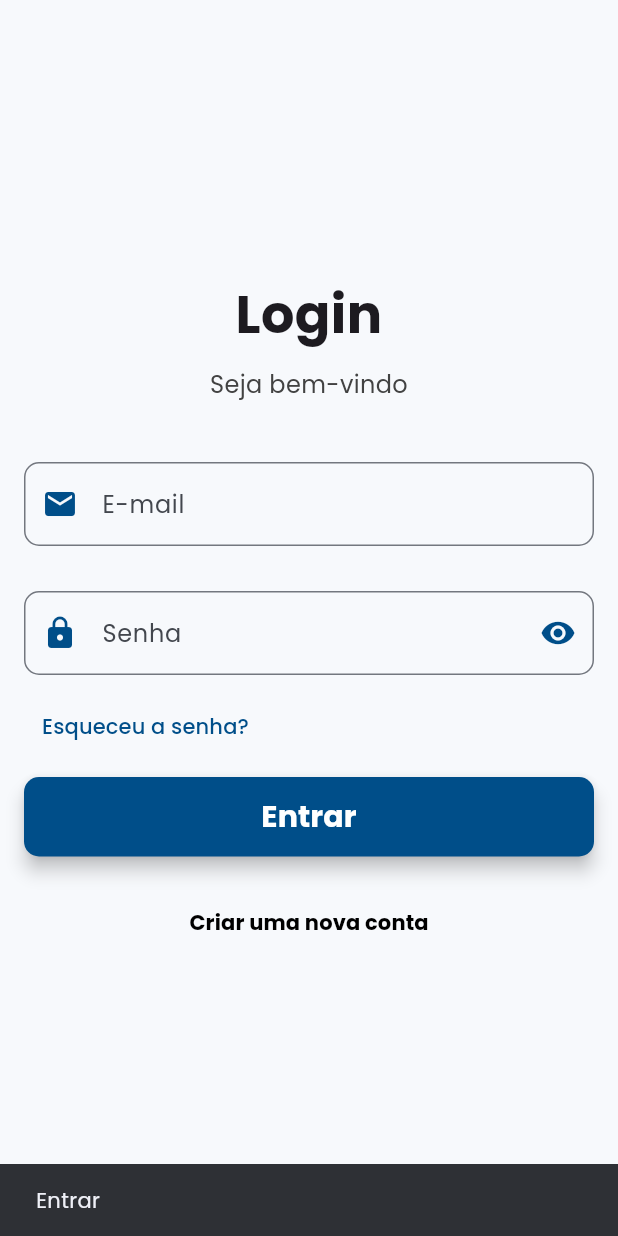
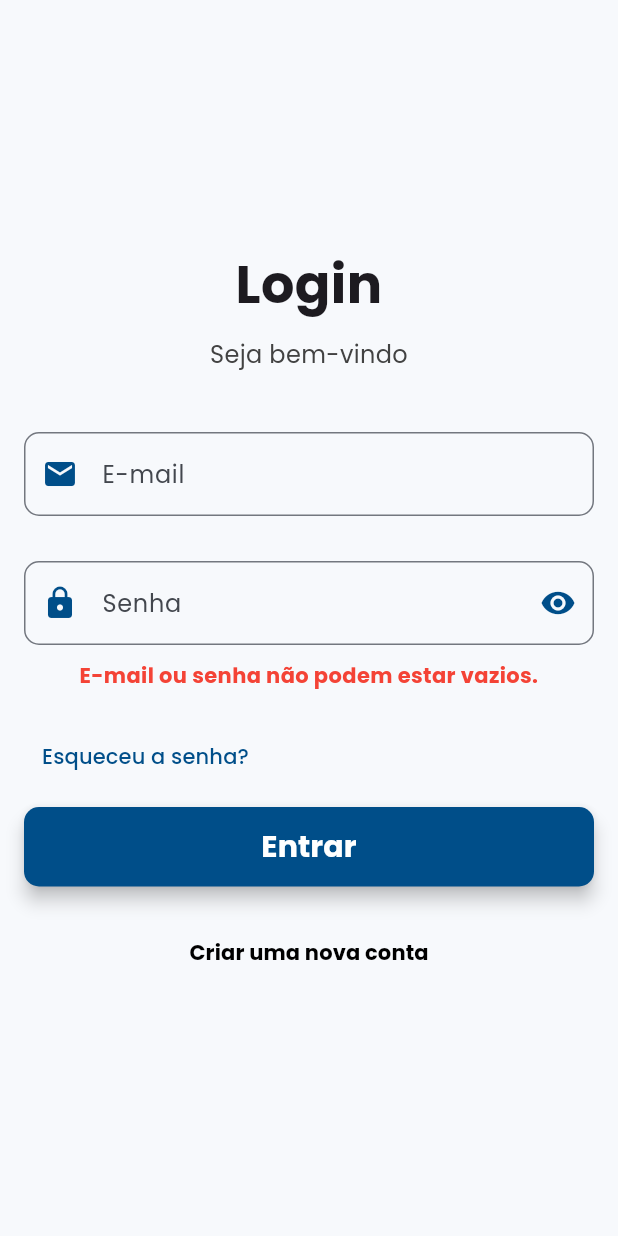
Before and after one commit to DaniellyBenicio/chat_comunicacao_proximidade, a Flutter app: the Register screen opened directly, after a tap on "Já tenho uma conta", after a tap on "Entrar", on a phone screen of 412 x 824 dp. Run offline on Flutter 3.47's test engine with Material 3 defaults, Android fonts, the phone set to English and light mode, and no system bars; our stand-ins replace flutter_blue_plus, google_fonts, logger, permission_handler, shared_preferences, sqflite and 1 more; accounts and stored records are empty.

Commit message:
função login

```diff
--- a/lib/controllers/auth_controller.dart
+++ b/lib/controllers/auth_controller.dart
@@ -4,6 +4,36 @@ import 'dart:developer';
 
 class AuthController {
   final UserController _userController = UserController();
+
+
+  // Login
+  Future<Map<String, dynamic>> loginUser({
+    required String email,
+    required String password,
+  }) async {
+    if (email.isEmpty || password.isEmpty) {
+      return {'success': false, 'message': 'E-mail ou senha não podem estar vazios.'};
+    }
+
+    try {
+      final user = await _userController.getUserByEmailAndPassword(email, password);
+
+      if (user != null) {
+
+        log('Usuário logado com sucesso: ${user.email}');
+        return {
+          'success': true,
+          'message': 'Login realizado com sucesso!',
+          'name': user.name,
+        };
+      } else {
+        return {'success': false, 'message': 'E-mail ou senha inválidos.'};
+      }
+    } catch (e) {
+      log("Erro durante o login: $e");
+      return {'success': false, 'message': 'Ocorreu um erro inesperado durante o login.'};
+    }
+  }
 
   Future<Map<String, dynamic>> registerUser({
     required String name,
--- a/lib/views/login.dart
+++ b/lib/views/login.dart
@@ -1,5 +1,7 @@
 import 'package:flutter/material.dart';
 import 'register.dart';
+import 'tela_teste.dart';
+import '../controllers/auth_controller.dart';
 
 class Login extends StatefulWidget {
   const Login({super.key});
@@ -11,13 +13,39 @@ class Login extends StatefulWidget {
 class _LoginScreenState extends State<Login> {
   final _emailController = TextEditingController();
   final _passwordController = TextEditingController();
+  final AuthController _authController = AuthController();
   bool _obscureText = true;
+  String _errorMessage = '';
 
   @override
   void dispose() {
     _emailController.dispose();
     _passwordController.dispose();
     super.dispose();
+  }
+
+//login
+  void _handleLogin() async {
+    setState(() {
+      _errorMessage = '';
+    });
+
+    final result = await _authController.loginUser(
+      email: _emailController.text.trim(),
+      password: _passwordController.text,
+    );
+
+    if (result['success']) {
+      final String loggedInUserName = result['name'] ?? 'Usuário';
+      Navigator.pushReplacement(
+        context,
+        MaterialPageRoute(builder: (context) => TelaTeste(userName: loggedInUserName)),
+      );
+    } else {
+      setState(() {
+        _errorMessage = result['message'];
+      });
+    }
   }
 
   @override
@@ -84,6 +112,17 @@ class _LoginScreenState extends State<Login> {
                 ),
               ),
             ),
+
+            if (_errorMessage.isNotEmpty)
+              Padding(
+                padding: const EdgeInsets.symmetric(vertical: 10.0),
+                child: Text(
+                  _errorMessage,
+                  style: TextStyle(color: Colors.red, fontWeight: FontWeight.bold),
+                  textAlign: TextAlign.center,
+                ),
+              ),
+
             const SizedBox(height: 10),
             Align(
               alignment: Alignment.centerLeft,
@@ -101,11 +140,7 @@ class _LoginScreenState extends State<Login> {
             ),
             const SizedBox(height: 10),
             ElevatedButton(
-              onPressed: () {
-                ScaffoldMessenger.of(
-                  context,
-                ).showSnackBar(const SnackBar(content: Text('Entrar')));
-              },
+              onPressed: _handleLogin,
               style: ElevatedButton.styleFrom(
                 backgroundColor: Theme.of(context).primaryColor,
                 padding: const EdgeInsets.symmetric(vertical: 12),
```
Also changed, not shown: lib/controllers/user_controller.dart (+18 -0 lines), lib/views/tela_teste.dart (added, +52 -0 lines).
